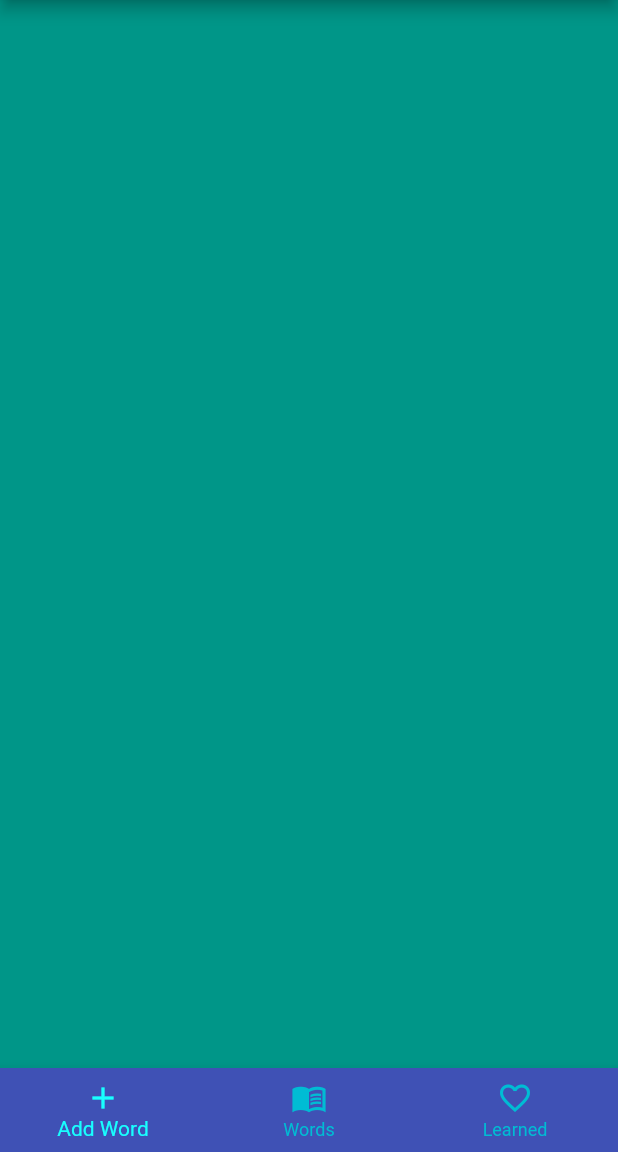
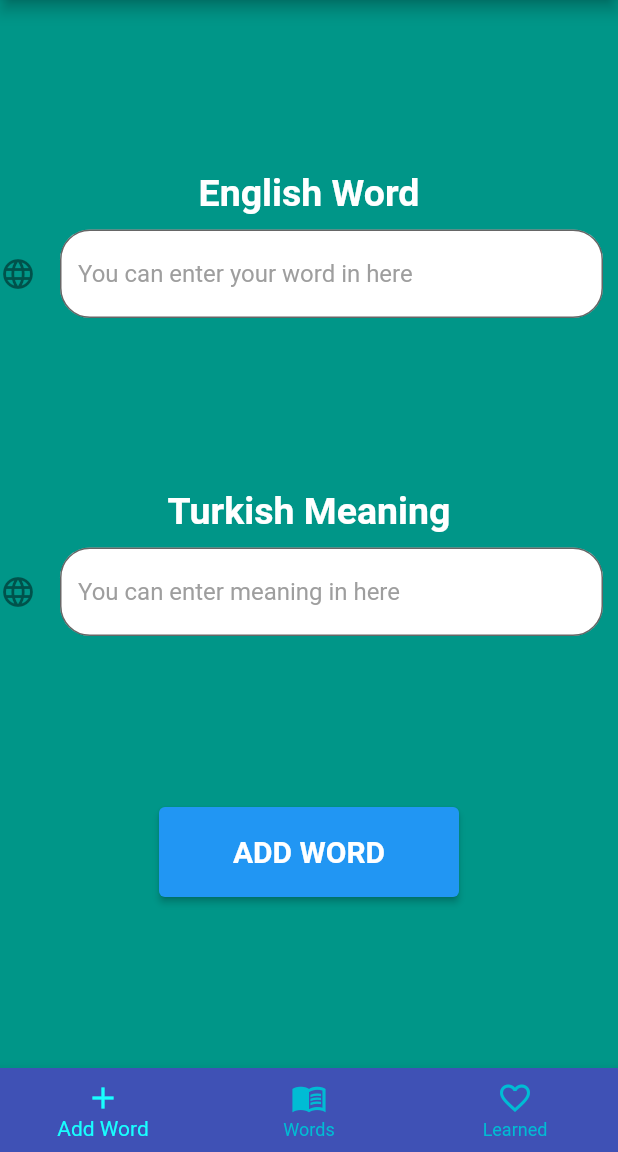
Before and after one commit to serhhatsari/Flutter-English-Turkish-Vocabulary-App, a Flutter app: the screen it shows after launch, on a phone screen of 412 x 824 dp, the part 84-1236 px from its top. Run offline on Flutter 3.47's test engine with Material 2 defaults, Android fonts, the phone set to English and light mode, and no system bars; our stand-ins replace firebase_database; accounts and stored records are empty.

Commit message:
Add word page

```diff
--- a/lib/pages/add_word.dart
+++ b/lib/pages/add_word.dart
@@ -8,8 +8,108 @@ class AddWord extends StatefulWidget {
 }
 
 class _AddWordState extends State<AddWord> {
+  var formkey = GlobalKey<FormState>();
+  var tfeng = TextEditingController();
+  var tftr = TextEditingController();
+
   @override
   Widget build(BuildContext context) {
-    return Center();
+    return Center(
+      child: Form(
+        key: formkey,
+        child: Column(
+          mainAxisAlignment: MainAxisAlignment.spaceEvenly,
+          children: [
+            Column(
+              children: [
+                Text(
+                  "English Word",
+                  style: TextStyle(
+                      color: Colors.white,
+                      fontWeight: FontWeight.bold,
+                      fontSize: 25),
+                ),
+                SizedBox(
+                  height: 10,
+                ),
+                Padding(
+                  padding: EdgeInsets.only(right: 10),
+                  child: TextFormField(
+                    controller: tfeng,
+                    validator: (tfinput) {
+                      if (tfinput!.isEmpty) {
+                        return "Enter a word please";
+                      } else {
+                        return null;
+                      }
+                    },
+                    decoration: InputDecoration(
+                      icon: Icon(Icons.language),
+                      filled: true,
+                      fillColor: Colors.white,
+                      hintText: "You can enter your word in here",
+                      hintStyle: TextStyle(color: Colors.grey),
+                      border: OutlineInputBorder(
+                          borderRadius: BorderRadius.all(Radius.circular(20))),
+                    ),
+                  ),
+                ),
+              ],
+            ),
+            Column(
+              children: [
+                Text(
+                  "Turkish Meaning",
+                  style: TextStyle(
+                      color: Colors.white,
+                      fontWeight: FontWeight.bold,
+                      fontSize: 25),
+                ),
+                SizedBox(
+                  height: 10,
+                ),
+                Padding(
+                  padding: EdgeInsets.only(right: 10),
+                  child: TextFormField(
+                    controller: tftr,
+                    validator: (tfinput) {
+                      if (tfinput!.isEmpty) {
+                        return "Enter a word please";
+                      } else {
+                        return null;
+                      }
+                    },
+                    decoration: InputDecoration(
+                      icon: Icon(Icons.language),
+                      filled: true,
+                      fillColor: Colors.white,
+                      hintText: "You can enter meaning in here",
+                      hintStyle: TextStyle(color: Colors.grey),
+                      border: OutlineInputBorder(
+                          borderRadius: BorderRadius.all(Radius.circular(20))),
+                    ),
+                  ),
+                ),
+              ],
+            ),
+            SizedBox(
+              height: 60,
+              width: 200,
+              child: ElevatedButton(
+                onPressed: () {},
+                child: Text(
+                  "ADD WORD",
+                  style: TextStyle(
+                    fontSize: 20,
+                    fontWeight: FontWeight.bold,
+                  ),
+                ),
+                style: ElevatedButton.styleFrom(),
+              ),
+            ),
+          ],
+        ),
+      ),
+    );
   }
 }
```
